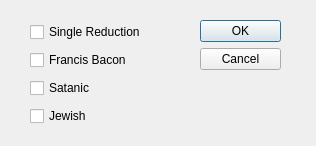
QTinman/GAnalyzer, file cipherdialog.ui: the form before one commit.
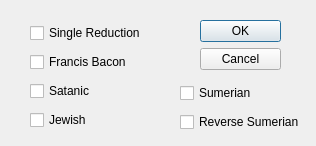
The form after the commit.

Patch:
```diff
--- a/cipherdialog.ui
+++ b/cipherdialog.ui
@@ -35,7 +35,7 @@
      <x>30</x>
      <y>20</y>
      <width>142</width>
-     <height>112</height>
+     <height>116</height>
     </rect>
    </property>
    <layout class="QVBoxLayout" name="verticalLayout">
@@ -69,6 +69,32 @@
     </item>
    </layout>
   </widget>
+  <widget class="QWidget" name="">
+   <property name="geometry">
+    <rect>
+     <x>180</x>
+     <y>80</y>
+     <width>131</width>
+     <height>56</height>
+    </rect>
+   </property>
+   <layout class="QVBoxLayout" name="verticalLayout_2">
+    <item>
+     <widget class="QCheckBox" name="sumerian">
+      <property name="text">
+       <string>Sumerian</string>
+      </property>
+     </widget>
+    </item>
+    <item>
+     <widget class="QCheckBox" name="rev_sumerian">
+      <property name="text">
+       <string>Reverse Sumerian</string>
+      </property>
+     </widget>
+    </item>
+   </layout>
+  </widget>
  </widget>
  <resources/>
  <connections>
```
